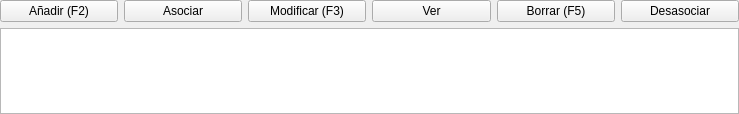
Before: the Qt Designer form src/lib/daobusiness/widgets/dbdetailview.ui in dpinelo/AS7, drawn with Qt 5.
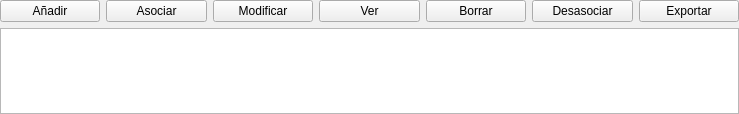
After: the same form once the commit is applied. Icons and pictures are not drawn. Custom widgets are drawn as their Qt base class.

Commit message: New utilities to export data to Excel from TableView and others. So refactoring to have only one function. Also some fix on DBForm.

```diff
--- a/src/lib/daobusiness/widgets/dbdetailview.ui
+++ b/src/lib/daobusiness/widgets/dbdetailview.ui
@@ -40,7 +40,7 @@
         <string>Pulse aquí para añadir un nuevo registro.</string>
        </property>
        <property name="text">
-        <string>Añadir (F2)</string>
+        <string>Añadir</string>
        </property>
        <property name="icon">
         <iconset resource="../resources/resources.qrc">
@@ -80,7 +80,7 @@
         <string>Pulse aquí para editar el registro seleccionado.</string>
        </property>
        <property name="text">
-        <string>Modificar (F3)</string>
+        <string>Modificar</string>
        </property>
        <property name="icon">
         <iconset resource="../resources/resources.qrc">
@@ -129,7 +129,7 @@
         <string>Pulse aquí para borrar el registro seleccionado.</string>
        </property>
        <property name="text">
-        <string>Borrar (F5)</string>
+        <string>Borrar</string>
        </property>
        <property name="icon">
         <iconset resource="../resources/resources.qrc">
@@ -157,6 +157,17 @@
        </property>
       </widget>
      </item>
+     <item>
+      <widget class="QPushButton" name="pbExportSpreadSheet">
+       <property name="text">
+        <string>Exportar</string>
+       </property>
+       <property name="icon">
+        <iconset resource="../resources/resources.qrc">
+         <normaloff>:/generales/images/excel.png</normaloff>:/generales/images/excel.png</iconset>
+       </property>
+      </widget>
+     </item>
     </layout>
    </item>
    <item>
```
Left out of the diff: 10 changed lines with no effect on the pictures. The commit also changes 15 other files.
